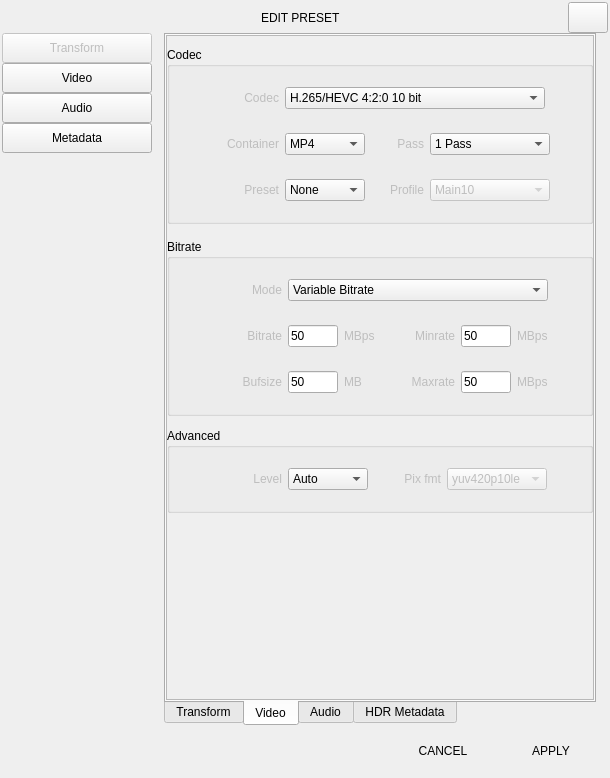
Qt form app/preset.ui (CineEncoder/cine-encoder) before a commit.
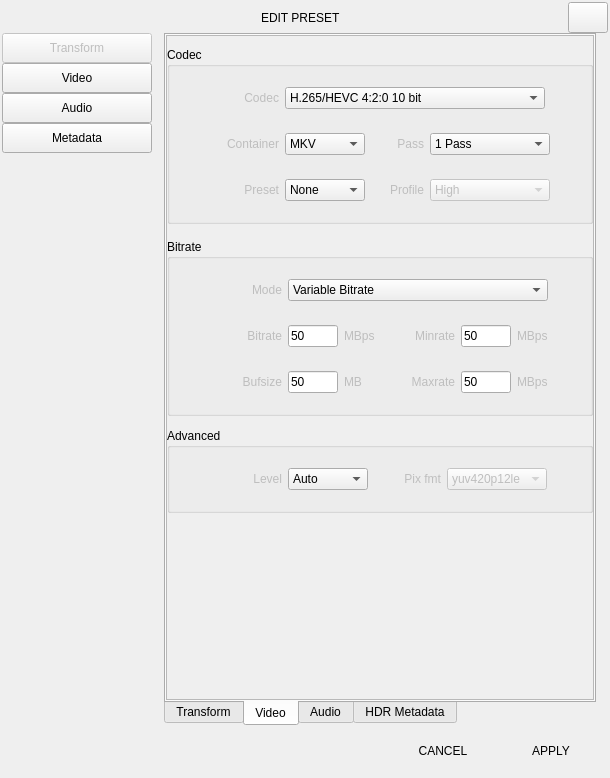
The same form after that commit. The open tabs and pages were chosen to show the change. Icons and pictures are not drawn.

The edit to the form file:
```diff
--- a/app/preset.ui
+++ b/app/preset.ui
@@ -2423,7 +2423,7 @@
                                <string notr="true"/>
                               </property>
                               <property name="currentIndex">
-                               <number>2</number>
+                               <number>0</number>
                               </property>
                               <property name="maxCount">
                                <number>20</number>
@@ -2702,7 +2702,7 @@
                                <bool>false</bool>
                               </property>
                               <property name="currentIndex">
-                               <number>2</number>
+                               <number>0</number>
                               </property>
                               <property name="maxCount">
                                <number>20</number>
@@ -3137,7 +3137,7 @@
                                <bool>false</bool>
                               </property>
                               <property name="currentIndex">
-                               <number>3</number>
+                               <number>0</number>
                               </property>
                               <property name="maxCount">
                                <number>20</number>
```
Left out of the diff: 396 changed lines with no effect on the pictures.
